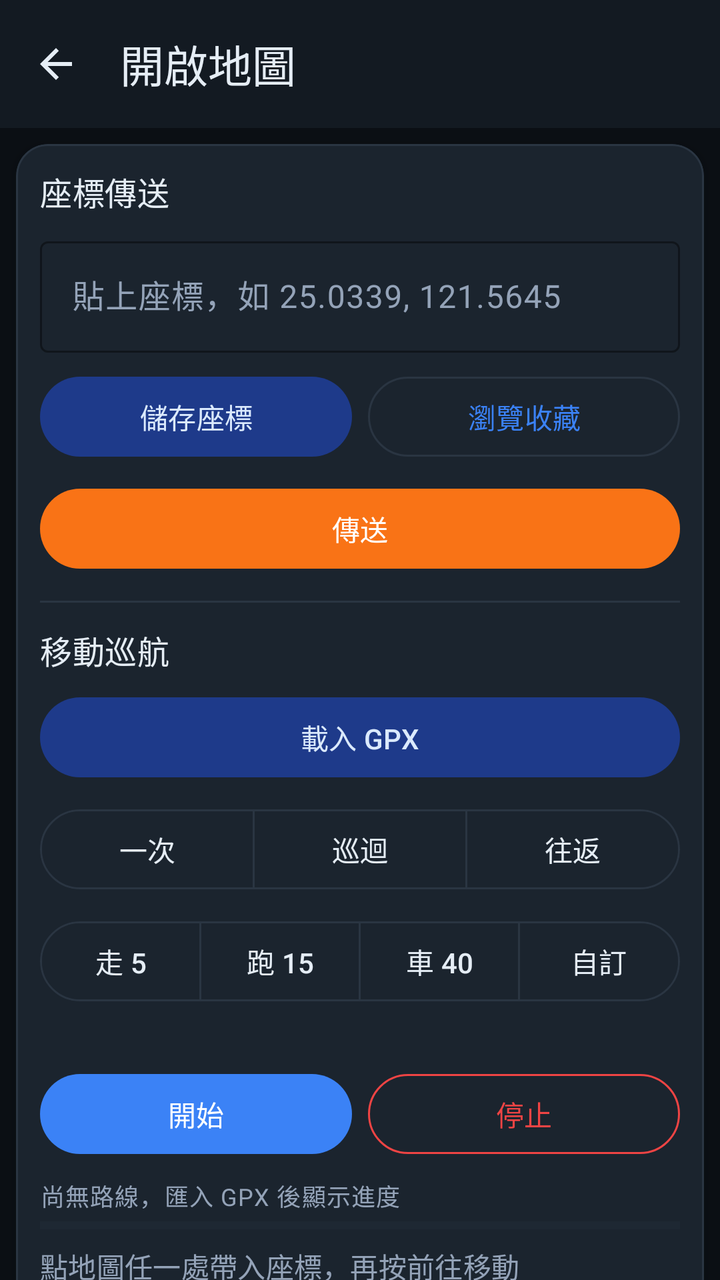
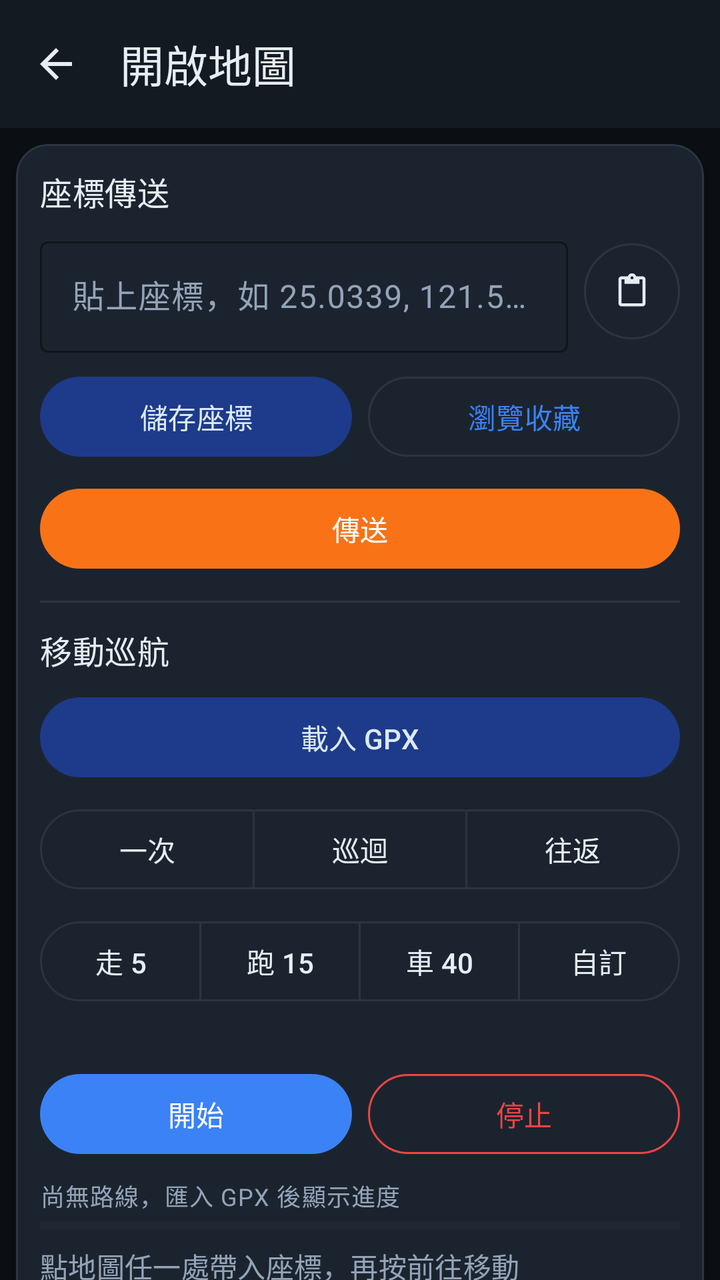

Screens rendered from an Android XML layout before and after an edit, with the pre-edit source and the edit as a unified diff.
<!-- AndroidManifest.xml: application theme Theme.GpsJoystick -->
<!-- res/layout/activity_map.xml -->
<?xml version="1.0" encoding="utf-8"?>
<LinearLayout xmlns:android="http://schemas.android.com/apk/res/android"
    xmlns:app="http://schemas.android.com/apk/res-auto"
    android:layout_width="match_parent"
    android:layout_height="match_parent"
    android:orientation="vertical"
    android:fitsSystemWindows="true"
    android:background="?android:attr/colorBackground">

    <com.google.android.material.appbar.MaterialToolbar
        android:id="@+id/toolbar"
        android:layout_width="match_parent"
        android:layout_height="?attr/actionBarSize"
        android:background="@color/surface"
        app:navigationIcon="@drawable/ic_arrow_back"
        app:navigationContentDescription="@string/back"
        app:title="@string/open_map"
        app:titleTextColor="@color/on_surface" />

    <org.osmdroid.views.MapView
        android:id="@+id/map"
        android:layout_width="match_parent"
        android:layout_height="0dp"
        android:layout_weight="1" />

    
    <com.google.android.material.card.MaterialCardView
        style="@style/Widget.GpsJoystick.Card"
        android:layout_width="match_parent"
        android:layout_height="wrap_content"
        android:layout_margin="8dp"
        app:cardElevation="3dp"
        app:contentPadding="12dp">

        <LinearLayout
            android:layout_width="match_parent"
            android:layout_height="wrap_content"
            android:orientation="vertical">

            
            <TextView
                android:layout_width="match_parent"
                android:layout_height="wrap_content"
                android:text="@string/section_coord_teleport"
                android:textAppearance="@style/TextAppearance.GpsJoystick.Title" />

            <com.google.android.material.textfield.TextInputLayout
                android:id="@+id/coordInputLayout"
                style="@style/Widget.GpsJoystick.TextInputLayout"
                android:layout_width="match_parent"
                android:layout_height="wrap_content"
                android:layout_marginTop="8dp">

                <com.google.android.material.textfield.TextInputEditText
                    android:id="@+id/coordInput"
                    android:layout_width="match_parent"
                    android:layout_height="wrap_content"
                    android:inputType="textNoSuggestions"
                    android:imeOptions="actionGo"
                    android:maxLines="1"
                    android:hint="@string/hint_coord" />
            </com.google.android.material.textfield.TextInputLayout>

            <LinearLayout
                android:layout_width="match_parent"
                android:layout_height="wrap_content"
                android:orientation="horizontal"
                android:layout_marginTop="8dp">

                <com.google.android.material.button.MaterialButton
                    android:id="@+id/btnFavSave"
                    style="@style/Widget.GpsJoystick.Button.Tonal"
                    android:layout_width="0dp"
                    android:layout_height="wrap_content"
                    android:layout_weight="1"
                    android:layout_marginEnd="4dp"
                    android:text="@string/fav_save_coord" />

                <com.google.android.material.button.MaterialButton
                    android:id="@+id/btnFavList"
                    style="@style/Widget.GpsJoystick.Button.Outlined"
                    android:layout_width="0dp"
                    android:layout_height="wrap_content"
                    android:layout_weight="1"
                    android:layout_marginStart="4dp"
                    android:text="@string/fav_browse" />
            </LinearLayout>

            <com.google.android.material.button.MaterialButton
                android:id="@+id/btnCoordGo"
                style="@style/Widget.GpsJoystick.Button.Cta"
                android:layout_width="match_parent"
                android:layout_height="wrap_content"
                android:layout_marginTop="8dp"
                android:text="@string/coord_send" />

            <View
                android:layout_width="match_parent"
                android:layout_height="1dp"
                android:layout_marginTop="12dp"
                android:background="@color/outline" />

            
            <TextView
                android:layout_width="match_parent"
                android:layout_height="wrap_content"
                android:layout_marginTop="12dp"
                android:text="@string/section_cruise"
                android:textAppearance="@style/TextAppearance.GpsJoystick.Title" />

            <com.google.android.material.button.MaterialButton
                android:id="@+id/btnImportGpx"
                style="@style/Widget.GpsJoystick.Button.Tonal"
                android:layout_width="match_parent"
                android:layout_height="wrap_content"
                android:layout_marginTop="8dp"
                android:text="@string/gpx_load" />

            
            <com.google.android.material.button.MaterialButtonToggleGroup
                android:id="@+id/modeToggle"
                android:layout_width="match_parent"
                android:layout_height="wrap_content"
                android:layout_marginTop="8dp"
                app:singleSelection="true"
                app:selectionRequired="true">

                <com.google.android.material.button.MaterialButton
                    android:id="@+id/btnModeOnce"
                    style="@style/Widget.Material3.Button.OutlinedButton"
                    android:layout_width="0dp"
                    android:layout_height="wrap_content"
                    android:layout_weight="1"
                    android:minHeight="48dp"
                    android:text="@string/mode_chip_once" />

                <com.google.android.material.button.MaterialButton
                    android:id="@+id/btnModeLoop"
                    style="@style/Widget.Material3.Button.OutlinedButton"
                    android:layout_width="0dp"
                    android:layout_height="wrap_content"
                    android:layout_weight="1"
                    android:minHeight="48dp"
                    android:text="@string/mode_chip_loop" />

                <com.google.android.material.button.MaterialButton
                    android:id="@+id/btnModeReverse"
                    style="@style/Widget.Material3.Button.OutlinedButton"
                    android:layout_width="0dp"
                    android:layout_height="wrap_content"
                    android:layout_weight="1"
                    android:minHeight="48dp"
                    android:text="@string/mode_chip_reverse" />
            </com.google.android.material.button.MaterialButtonToggleGroup>

            
            <com.google.android.material.button.MaterialButtonToggleGroup
                android:id="@+id/speedToggle"
                android:layout_width="match_parent"
                android:layout_height="wrap_content"
                android:layout_marginTop="8dp"
                app:singleSelection="true"
                app:selectionRequired="false">

                <com.google.android.material.button.MaterialButton
                    android:id="@+id/btnSpeedWalk"
                    style="@style/Widget.Material3.Button.OutlinedButton"
                    android:layout_width="0dp"
                    android:layout_height="wrap_content"
                    android:layout_weight="1"
                    android:minHeight="48dp"
                    android:paddingStart="4dp"
                    android:paddingEnd="4dp"
                    android:insetLeft="0dp"
                    android:insetRight="0dp"
                    android:text="@string/speed_preset_walk" />

                <com.google.android.material.button.MaterialButton
                    android:id="@+id/btnSpeedCycle"
                    style="@style/Widget.Material3.Button.OutlinedButton"
                    android:layout_width="0dp"
                    android:layout_height="wrap_content"
                    android:layout_weight="1"
                    android:minHeight="48dp"
                    android:paddingStart="4dp"
                    android:paddingEnd="4dp"
                    android:insetLeft="0dp"
                    android:insetRight="0dp"
                    android:text="@string/speed_preset_cycle" />

                <com.google.android.material.button.MaterialButton
                    android:id="@+id/btnSpeedDrive"
                    style="@style/Widget.Material3.Button.OutlinedButton"
                    android:layout_width="0dp"
                    android:layout_height="wrap_content"
                    android:layout_weight="1"
                    android:minHeight="48dp"
                    android:paddingStart="4dp"
                    android:paddingEnd="4dp"
                    android:insetLeft="0dp"
                    android:insetRight="0dp"
                    android:text="@string/speed_preset_drive" />

                <com.google.android.material.button.MaterialButton
                    android:id="@+id/btnSpeedCustom"
                    style="@style/Widget.Material3.Button.OutlinedButton"
                    android:layout_width="0dp"
                    android:layout_height="wrap_content"
                    android:layout_weight="1"
                    android:minHeight="48dp"
                    android:paddingStart="4dp"
                    android:paddingEnd="4dp"
                    android:insetLeft="0dp"
                    android:insetRight="0dp"
                    android:text="@string/speed_preset_custom" />
            </com.google.android.material.button.MaterialButtonToggleGroup>

            <TextView
                android:id="@+id/speedValue"
                android:layout_width="match_parent"
                android:layout_height="wrap_content"
                android:layout_marginTop="4dp"
                android:fontFeatureSettings="tnum"
                android:textAppearance="@style/TextAppearance.GpsJoystick.Mono" />

            <LinearLayout
                android:layout_width="match_parent"
                android:layout_height="wrap_content"
                android:orientation="horizontal"
                android:layout_marginTop="8dp">

                <com.google.android.material.button.MaterialButton
                    android:id="@+id/btnPlay"
                    style="@style/Widget.GpsJoystick.Button.Primary"
                    android:layout_width="0dp"
                    android:layout_height="wrap_content"
                    android:layout_weight="1"
                    android:layout_marginEnd="4dp"
                    android:text="@string/pb_start" />

                <com.google.android.material.button.MaterialButton
                    android:id="@+id/btnStopPlayback"
                    style="@style/Widget.GpsJoystick.Button.Destructive"
                    android:layout_width="0dp"
                    android:layout_height="wrap_content"
                    android:layout_weight="1"
                    android:layout_marginStart="4dp"
                    android:text="@string/stop_playback" />
            </LinearLayout>

            
            <TextView
                android:id="@+id/hudLine"
                android:layout_width="match_parent"
                android:layout_height="wrap_content"
                android:layout_marginTop="8dp"
                android:fontFeatureSettings="tnum"
                android:text="@string/hud_no_route"
                android:textAppearance="@style/TextAppearance.GpsJoystick.Mono" />

            <ProgressBar
                android:id="@+id/hudProgress"
                style="?android:attr/progressBarStyleHorizontal"
                android:layout_width="match_parent"
                android:layout_height="4dp"
                android:layout_marginTop="4dp"
                android:max="100"
                android:progress="0"
                android:progressTint="@color/status_active"
                android:progressBackgroundTint="@color/outline" />

            <TextView
                android:id="@+id/mapStatus"
                android:layout_width="match_parent"
                android:layout_height="wrap_content"
                android:layout_marginTop="8dp"
                android:fontFeatureSettings="tnum"
                android:text="@string/map_tap_hint"
                android:textAppearance="@style/TextAppearance.GpsJoystick.Label" />
        </LinearLayout>
    </com.google.android.material.card.MaterialCardView>
</LinearLayout>
<!-- resources referenced by this layout -->
<resources>
  <color name="on_surface">#E5EDF5</color>
  <color name="outline">#2A3542</color>
  <color name="status_active">#22C55E</color>
  <color name="surface">#131A22</color>
  <string name="back">返回</string>
  <string name="coord_send">傳送</string>
  <string name="fav_browse">瀏覽收藏</string>
  <string name="fav_save_coord">儲存座標</string>
  <string name="gpx_load">載入 GPX</string>
  <string name="hint_coord">貼上座標，如 25.0339, 121.5645</string>
  <string name="hud_no_route">尚無路線，匯入 GPX 後顯示進度</string>
  <string name="map_tap_hint">點地圖任一處帶入座標，再按前往移動</string>
  <string name="mode_chip_loop">巡迴</string>
  <string name="mode_chip_once">一次</string>
  <string name="mode_chip_reverse">往返</string>
  <string name="open_map">開啟地圖</string>
  <string name="pb_start">開始</string>
  <string name="section_coord_teleport">座標傳送</string>
  <string name="section_cruise">移動巡航</string>
  <string name="speed_preset_custom">自訂</string>
  <string name="speed_preset_cycle">跑 15</string>
  <string name="speed_preset_drive">車 40</string>
  <string name="speed_preset_walk">走 5</string>
  <string name="stop_playback">停止</string>
  <style name="TextAppearance.GpsJoystick.Label" parent="TextAppearance.Material3.LabelLarge">
          <item name="android:textColor">@color/on_surface_variant</item>
      </style>
  <style name="TextAppearance.GpsJoystick.Mono" parent="TextAppearance.Material3.BodySmall">
          <item name="android:fontFamily">monospace</item>
          <item name="android:textColor">@color/on_surface_variant</item>
      </style>
  <style name="TextAppearance.GpsJoystick.Title" parent="TextAppearance.Material3.TitleMedium">
          <item name="android:textColor">@color/on_surface</item>
      </style>
  <style name="Widget.GpsJoystick.Button.Cta" parent="Widget.Material3.Button">
          <item name="backgroundTint">@color/brand_tertiary</item>
          <item name="android:textColor">@color/on_tertiary</item>
          <item name="iconTint">@color/on_tertiary</item>
          <item name="android:minHeight">48dp</item>
      </style>
  <style name="Widget.GpsJoystick.Button.Outlined" parent="Widget.Material3.Button.OutlinedButton">
          <item name="android:minHeight">48dp</item>
      </style>
  <style name="Widget.GpsJoystick.Button.Primary" parent="Widget.Material3.Button">
          <item name="android:minHeight">48dp</item>
      </style>
  <style name="Widget.GpsJoystick.Button.Tonal" parent="Widget.Material3.Button.TonalButton">
          <item name="android:minHeight">48dp</item>
      </style>
  <style name="Widget.GpsJoystick.TextInputLayout" parent="Widget.Material3.TextInputLayout.OutlinedBox">
          <item name="boxStrokeColor">@color/brand_primary</item>
          <item name="hintTextColor">@color/on_surface_variant</item>
      </style>
  <color name="on_surface_variant">#94A3B8</color>
  <color name="brand_tertiary">#F97316</color>
  <color name="on_tertiary">#FFFFFF</color>
  <color name="brand_error">#EF4444</color>
  <color name="surface_variant">#1B242E</color>
  <color name="brand_primary">#3B82F6</color>
  <color name="on_primary">#FFFFFF</color>
  <color name="primary_container">#1E3A8A</color>
  <color name="on_primary_container">#DBEAFE</color>
  <color name="on_error">#FFFFFF</color>
  <color name="bg_oled">#0B0F14</color>
  <!-- unchanged entries left out for length: 4 -->
</resources>

<!-- the commit's change to res/layout/activity_map.xml (unified diff, before → after) -->
@@ -44,22 +44,46 @@
                 android:text="@string/section_coord_teleport"
                 android:textAppearance="@style/TextAppearance.GpsJoystick.Title" />
 
-            <com.google.android.material.textfield.TextInputLayout
-                android:id="@+id/coordInputLayout"
-                style="@style/Widget.GpsJoystick.TextInputLayout"
-                android:layout_width="match_parent"
-                android:layout_height="wrap_content"
+            <LinearLayout
+                android:layout_width="match_parent"
+                android:layout_height="wrap_content"
+                android:orientation="horizontal"
+                android:gravity="center_vertical"
                 android:layout_marginTop="8dp">
 
-                <com.google.android.material.textfield.TextInputEditText
-                    android:id="@+id/coordInput"
-                    android:layout_width="match_parent"
-                    android:layout_height="wrap_content"
-                    android:inputType="textNoSuggestions"
-                    android:imeOptions="actionGo"
-                    android:maxLines="1"
-                    android:hint="@string/hint_coord" />
-            </com.google.android.material.textfield.TextInputLayout>
+                <com.google.android.material.textfield.TextInputLayout
+                    android:id="@+id/coordInputLayout"
+                    style="@style/Widget.GpsJoystick.TextInputLayout"
+                    android:layout_width="0dp"
+                    android:layout_height="wrap_content"
+                    android:layout_weight="1">
+
+                    <com.google.android.material.textfield.TextInputEditText
+                        android:id="@+id/coordInput"
+                        android:layout_width="match_parent"
+                        android:layout_height="wrap_content"
+                        android:inputType="textNoSuggestions"
+                        android:imeOptions="actionGo"
+                        android:maxLines="1"
+                        android:hint="@string/hint_coord" />
+                </com.google.android.material.textfield.TextInputLayout>
+
+                <com.google.android.material.button.MaterialButton
+                    android:id="@+id/btnPasteCoord"
+                    style="@style/Widget.GpsJoystick.Button.Outlined"
+                    android:layout_width="48dp"
+                    android:layout_height="48dp"
+                    android:layout_marginStart="8dp"
+                    android:insetTop="0dp"
+                    android:insetBottom="0dp"
+                    android:paddingStart="0dp"
+                    android:paddingEnd="0dp"
+                    app:icon="@drawable/ic_content_paste"
+                    app:iconGravity="textStart"
+                    app:iconPadding="0dp"
+                    app:iconTint="@color/on_surface"
+                    android:contentDescription="@string/paste_coord" />
+            </LinearLayout>
 
             <LinearLayout
                 android:layout_width="match_parent"
<!-- resource entries referenced after the edit -->
@@ -4,6 +4,17 @@
   <color name="outline">#2A3542</color>
   <color name="status_active">#22C55E</color>
   <color name="surface">#131A22</color>
+  <!-- drawable ic_content_paste (drawable) -->
+  <vector xmlns:android="http://schemas.android.com/apk/res/android"
+      android:width="24dp"
+      android:height="24dp"
+      android:viewportWidth="24"
+      android:viewportHeight="24"
+      android:tint="@color/on_surface">
+      <path
+          android:fillColor="#FFFFFF"
+          android:pathData="M19,2h-4.18C14.4,0.84 13.3,0 12,0S9.6,0.84 9.18,2H5C3.9,2 3,2.9 3,4v16c0,1.1 0.9,2 2,2h14c1.1,0 2,-0.9 2,-2V4C21,2.9 20.1,2 19,2zM12,2c0.55,0 1,0.45 1,1s-0.45,1 -1,1 -1,-0.45 -1,-1S11.45,2 12,2zM19,20H5V4h2v3h10V4h2V20z" />
+  </vector>
   <string name="back">返回</string>
   <string name="coord_send">傳送</string>
   <string name="fav_browse">瀏覽收藏</string>
@@ -16,6 +27,7 @@
   <string name="mode_chip_once">一次</string>
   <string name="mode_chip_reverse">往返</string>
   <string name="open_map">開啟地圖</string>
+  <string name="paste_coord">貼上座標</string>
   <string name="pb_start">開始</string>
   <string name="section_coord_teleport">座標傳送</string>
   <string name="section_cruise">移動巡航</string>
